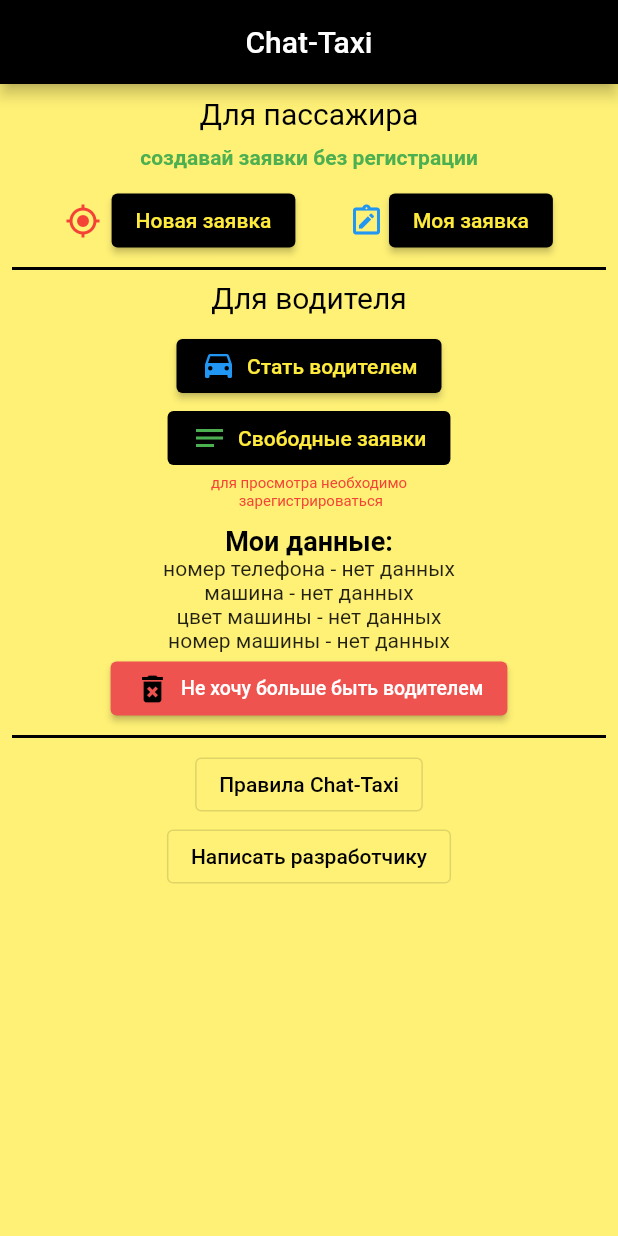
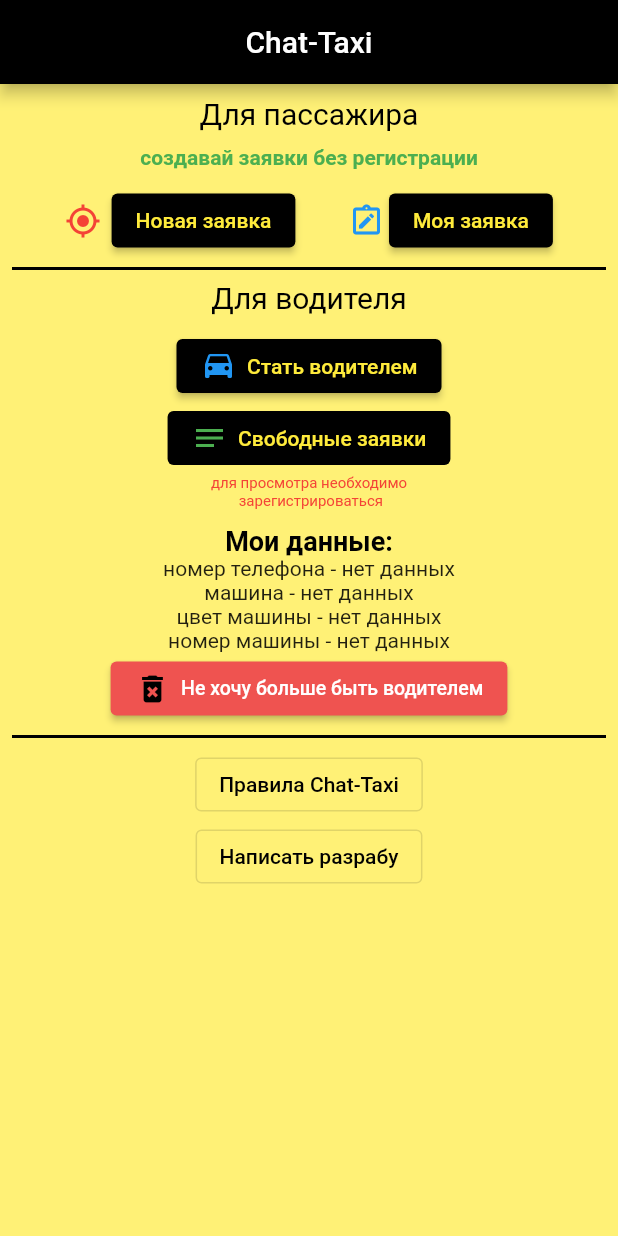
Before and after one commit to Granitin/chat_taxi, a Flutter app: the screen it shows after launch, on a phone screen of 412 x 824 dp. Run offline on Flutter 3.47's test engine with Material 2 defaults, Android fonts, the phone set to English and light mode, and no system bars; drawn by our look-alikes of animated_text_kit; our stand-ins replace assets_audio_player, cloud_firestore, firebase_auth, firebase_core, shared_preferences; accounts and stored records are empty.

Commit message:
Update main_screen.dart
write to dev

```diff
--- a/lib/main_screen.dart
+++ b/lib/main_screen.dart
@@ -179,7 +179,7 @@ class _MainScreenBody extends StatelessWidget {
                     );
                   },
                   child: const Text(
-                    'Написать разработчику',
+                    'Написать разрабу',
                     style: TextStyle(color: Colors.black),
                   ),
                 ),
```
